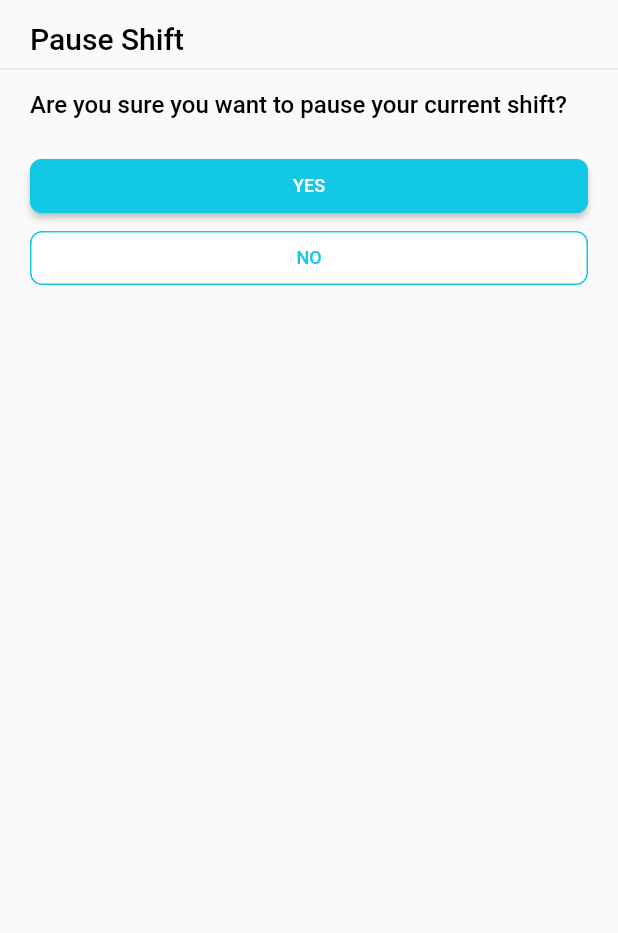
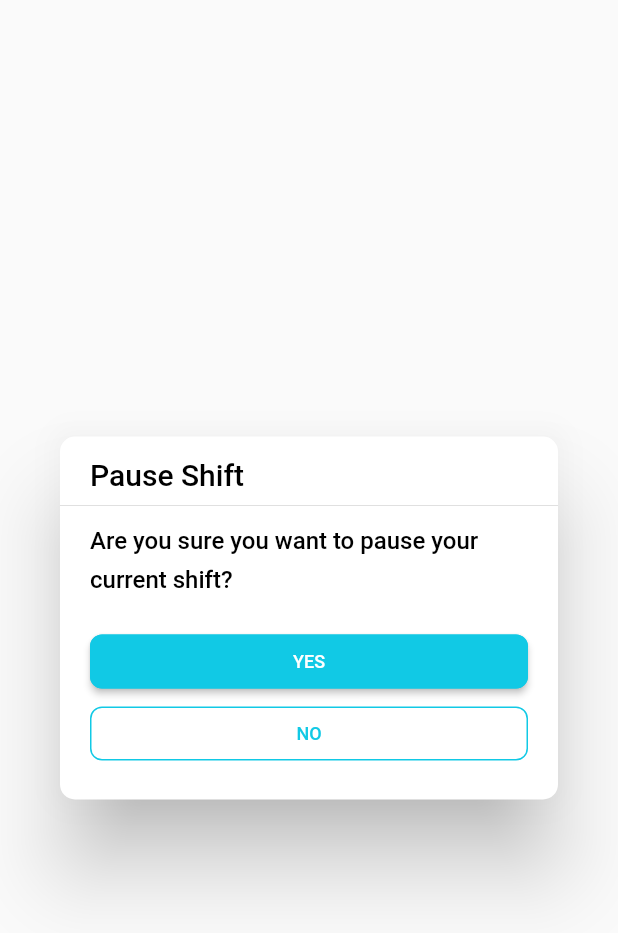
Before and after one commit to alexop345/FlutterRapidonkey, a Flutter app: the AppDialog widget shown alone on an empty page, opened directly, on a phone screen of 412 x 824 dp. Shown: the top 933 px of the screen. Run offline on Flutter 3.47's test engine with Material 2 defaults, Android fonts, the phone set to English and light mode, and no system bars; Roboto replaces fonts that are missing (Ubuntu).

Commit message:
app dialog

```diff
--- a/lib/widgets/app_dialog.dart
+++ b/lib/widgets/app_dialog.dart
@@ -13,7 +13,10 @@ class AppDialog extends StatelessWidget {
 
   @override
   Widget build(BuildContext context) {
-    return Column(
+    return Dialog(
+      shape: RoundedRectangleBorder(
+          borderRadius: BorderRadius.circular(AppDimensions.defaultPlusRadius)),
+      child: Column(
         mainAxisSize: MainAxisSize.min,
         crossAxisAlignment: CrossAxisAlignment.start,
         children: [
@@ -61,6 +64,7 @@ class AppDialog extends StatelessWidget {
             ),
           ),
         ],
+      ),
     );
   }
 }
```
Also changed, not shown: lib/screens/home/home_screen.dart (+1 -6 lines). Lines whose indentation alone changed are shown as unchanged.
